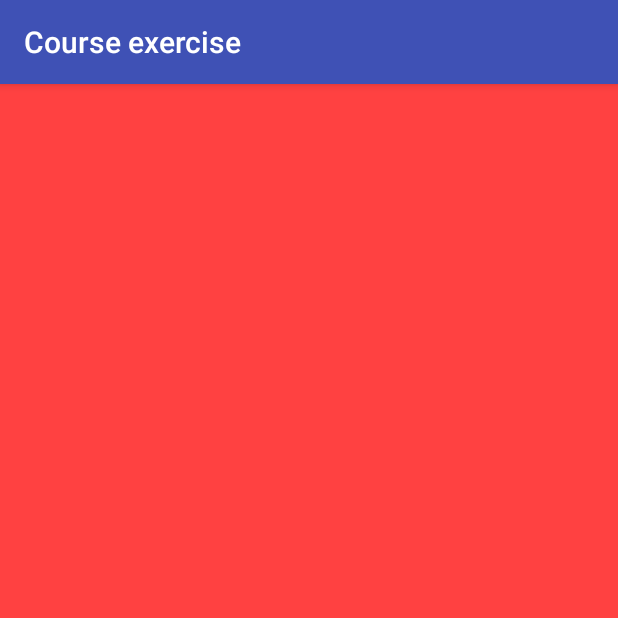
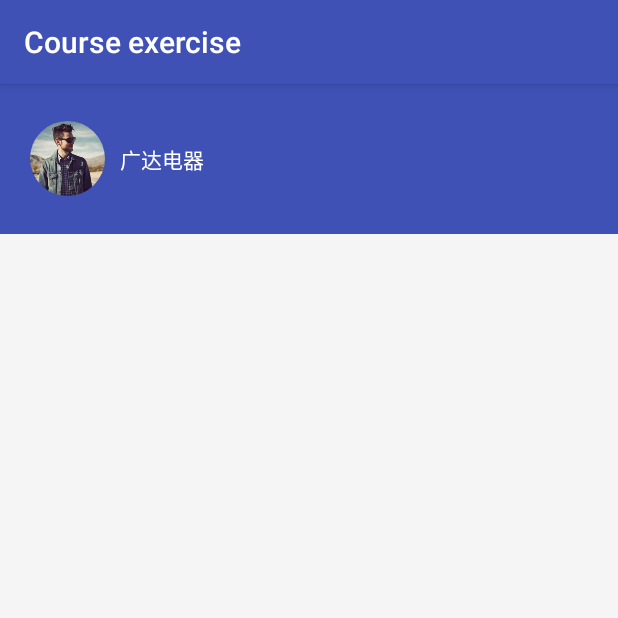
Before and after one commit to SantaJiang/Courseexercise, an Android app: the fragment MeFragment shown on its own in the app's theme, on a phone screen of 412 x 824 dp, the top half of it. Run offline under Robolectric (Android 15) with nearby library versions, the phone set to English and light mode, and no system bars; our stand-ins replace CircleImageView; pictures from the network do not load.

Commit message:
Me标签页引入圆形ImageView Me标签页添加圆形头像效果 添加cirecleimageview包 添加CircleImageView.java文件 res/values添加attrs.xml

```diff
--- /dev/null
+++ b/app/src/main/java/com/santa/courseexercise/circleimageview/CircleImageView.java
@@ -0,0 +1,443 @@
+/*
+ * Copyright 2014 - 2016 Henning Dodenhof
+ *
+ * Licensed under the Apache License, Version 2.0 (the "License");
+ * you may not use this file except in compliance with the License.
+ * You may obtain a copy of the License at
+ *
+ *     http://www.apache.org/licenses/LICENSE-2.0
+ *
+ * Unless required by applicable law or agreed to in writing, software
+ * distributed under the License is distributed on an "AS IS" BASIS,
+ * WITHOUT WARRANTIES OR CONDITIONS OF ANY KIND, either express or implied.
+ * See the License for the specific language governing permissions and
+ * limitations under the License.
+ */
+package com.santa.courseexercise.circleimageview;
+/*为实现Me标签页用户头像圆形化
+ *引入的Github圆形ImageView库
+ */
+
+import android.content.Context;
+import android.content.res.TypedArray;
+import android.graphics.Bitmap;
+import android.graphics.BitmapShader;
+import android.graphics.Canvas;
+import android.graphics.Color;
+import android.graphics.ColorFilter;
+import android.graphics.Matrix;
+import android.graphics.Paint;
+import android.graphics.RectF;
+import android.graphics.Shader;
+import android.graphics.drawable.BitmapDrawable;
+import android.graphics.drawable.ColorDrawable;
+import android.graphics.drawable.Drawable;
+import android.net.Uri;
+import android.support.annotation.ColorInt;
+import android.support.annotation.ColorRes;
+import android.support.annotation.DrawableRes;
+import android.util.AttributeSet;
+import android.widget.ImageView;
+
+import com.santa.courseexercise.R;
+
+public class CircleImageView extends ImageView {
+
+    private static final ScaleType SCALE_TYPE = ScaleType.CENTER_CROP;
+
+    private static final Bitmap.Config BITMAP_CONFIG = Bitmap.Config.ARGB_8888;
+    private static final int COLORDRAWABLE_DIMENSION = 2;
+
+    private static final int DEFAULT_BORDER_WIDTH = 0;
+    private static final int DEFAULT_BORDER_COLOR = Color.BLACK;
+    private static final int DEFAULT_FILL_COLOR = Color.TRANSPARENT;
+    private static final boolean DEFAULT_BORDER_OVERLAY = false;
+
+    private final RectF mDrawableRect = new RectF();
+    private final RectF mBorderRect = new RectF();
+
+    private final Matrix mShaderMatrix = new Matrix();
+    private final Paint mBitmapPaint = new Paint();
+    private final Paint mBorderPaint = new Paint();
+    private final Paint mFillPaint = new Paint();
+
+    private int mBorderColor = DEFAULT_BORDER_COLOR;
+    private int mBorderWidth = DEFAULT_BORDER_WIDTH;
+    private int mFillColor = DEFAULT_FILL_COLOR;
+
+    private Bitmap mBitmap;
+    private BitmapShader mBitmapShader;
+    private int mBitmapWidth;
+    private int mBitmapHeight;
+
+    private float mDrawableRadius;
+    private float mBorderRadius;
+
+    private ColorFilter mColorFilter;
+
+    private boolean mReady;
+    private boolean mSetupPending;
+    private boolean mBorderOverlay;
+    private boolean mDisableCircularTransformation;
+
+    public CircleImageView(Context context) {
+        super(context);
+
+        init();
+    }
+
+    public CircleImageView(Context context, AttributeSet attrs) {
+        this(context, attrs, 0);
+    }
+
+    public CircleImageView(Context context, AttributeSet attrs, int defStyle) {
+        super(context, attrs, defStyle);
+
+        TypedArray a = context.obtainStyledAttributes(attrs, R.styleable.CircleImageView, defStyle, 0);
+
+        mBorderWidth = a.getDimensionPixelSize(R.styleable.CircleImageView_civ_border_width, DEFAULT_BORDER_WIDTH);
+        mBorderColor = a.getColor(R.styleable.CircleImageView_civ_border_color, DEFAULT_BORDER_COLOR);
+        mBorderOverlay = a.getBoolean(R.styleable.CircleImageView_civ_border_overlay, DEFAULT_BORDER_OVERLAY);
+        mFillColor = a.getColor(R.styleable.CircleImageView_civ_fill_color, DEFAULT_FILL_COLOR);
+
+        a.recycle();
+
+        init();
+    }
+
+    private void init() {
+        super.setScaleType(SCALE_TYPE);
+        mReady = true;
+
+        if (mSetupPending) {
+            setup();
+            mSetupPending = false;
+        }
+    }
+
+    @Override
+    public ScaleType getScaleType() {
+        return SCALE_TYPE;
+    }
+
+    @Override
+    public void setScaleType(ScaleType scaleType) {
+        if (scaleType != SCALE_TYPE) {
+            throw new IllegalArgumentException(String.format("ScaleType %s not supported.", scaleType));
+        }
+    }
+
+    @Override
+    public void setAdjustViewBounds(boolean adjustViewBounds) {
+        if (adjustViewBounds) {
+            throw new IllegalArgumentException("adjustViewBounds not supported.");
+        }
+    }
+
+    @Override
+    protected void onDraw(Canvas canvas) {
+        if (mDisableCircularTransformation) {
+            super.onDraw(canvas);
+            return;
+        }
+
+        if (mBitmap == null) {
+            return;
+        }
+
+        if (mFillColor != Color.TRANSPARENT) {
+            canvas.drawCircle(mDrawableRect.centerX(), mDrawableRect.centerY(), mDrawableRadius, mFillPaint);
+        }
+        canvas.drawCircle(mDrawableRect.centerX(), mDrawableRect.centerY(), mDrawableRadius, mBitmapPaint);
+        if (mBorderWidth > 0) {
+            canvas.drawCircle(mBorderRect.centerX(), mBorderRect.centerY(), mBorderRadius, mBorderPaint);
+        }
+    }
+
+    @Override
+    protected void onSizeChanged(int w, int h, int oldw, int oldh) {
+        super.onSizeChanged(w, h, oldw, oldh);
+        setup();
+    }
+
+    @Override
+    public void setPadding(int left, int top, int right, int bottom) {
+        super.setPadding(left, top, right, bottom);
+        setup();
+    }
+
+    @Override
+    public void setPaddingRelative(int start, int top, int end, int bottom) {
+        super.setPaddingRelative(start, top, end, bottom);
+        setup();
+    }
+
+    public int getBorderColor() {
+        return mBorderColor;
+    }
+
+    public void setBorderColor(@ColorInt int borderColor) {
+        if (borderColor == mBorderColor) {
+            return;
+        }
+
+        mBorderColor = borderColor;
+        mBorderPaint.setColor(mBorderColor);
+        invalidate();
+    }
+
+    /**
+     * @deprecated Use {@link #setBorderColor(int)} instead
+     */
+    @Deprecated
+    public void setBorderColorResource(@ColorRes int borderColorRes) {
+        setBorderColor(getContext().getResources().getColor(borderColorRes));
+    }
+
+    /**
+     * Return the color drawn behind the circle-shaped drawable.
+     *
+     * @return The color drawn behind the drawable
+     *
+     * @deprecated Fill color support is going to be removed in the future
+     */
+    @Deprecated
+    public int getFillColor() {
+        return mFillColor;
+    }
+
+    /**
+     * Set a color to be drawn behind the circle-shaped drawable. Note that
+     * this has no effect if the drawable is opaque or no drawable is set.
+     *
+     * @param fillColor The color to be drawn behind the drawable
+     *
+     * @deprecated Fill color support is going to be removed in the future
+     */
+    @Deprecated
+    public void setFillColor(@ColorInt int fillColor) {
+        if (fillColor == mFillColor) {
+            return;
+        }
+
+        mFillColor = fillColor;
+        mFillPaint.setColor(fillColor);
+        invalidate();
+    }
+
+    /**
+     * Set a color to be drawn behind the circle-shaped drawable. Note that
+     * this has no effect if the drawable is opaque or no drawable is set.
+     *
+     * @param fillColorRes The color resource to be resolved to a color and
+     *                     drawn behind the drawable
+     *
+     * @deprecated Fill color support is going to be removed in the future
+     */
+    @Deprecated
+    public void setFillColorResource(@ColorRes int fillColorRes) {
+        setFillColor(getContext().getResources().getColor(fillColorRes));
+    }
+
+    public int getBorderWidth() {
+        return mBorderWidth;
+    }
+
+    public void setBorderWidth(int borderWidth) {
+        if (borderWidth == mBorderWidth) {
+            return;
+        }
+
+        mBorderWidth = borderWidth;
+        setup();
+    }
+
+    public boolean isBorderOverlay() {
+        return mBorderOverlay;
+    }
+
+    public void setBorderOverlay(boolean borderOverlay) {
+        if (borderOverlay == mBorderOverlay) {
+            return;
+        }
+
+        mBorderOverlay = borderOverlay;
+        setup();
+    }
+
+    public boolean isDisableCircularTransformation() {
+        return mDisableCircularTransformation;
+    }
+
+    public void setDisableCircularTransformation(boolean disableCircularTransformation) {
+        if (mDisableCircularTransformation == disableCircularTransformation) {
+            return;
+        }
+
+        mDisableCircularTransformation = disableCircularTransformation;
+        initializeBitmap();
+    }
+
+    @Override
+    public void setImageBitmap(Bitmap bm) {
+        super.setImageBitmap(bm);
+        initializeBitmap();
+    }
+
+    @Override
+    public void setImageDrawable(Drawable drawable) {
+        super.setImageDrawable(drawable);
+        initializeBitmap();
+    }
+
+    @Override
+    public void setImageResource(@DrawableRes int resId) {
+        super.setImageResource(resId);
+        initializeBitmap();
+    }
+
+    @Override
+    public void setImageURI(Uri uri) {
+        super.setImageURI(uri);
+        initializeBitmap();
+    }
+
+    @Override
+    public void setColorFilter(ColorFilter cf) {
+        if (cf == mColorFilter) {
+            return;
+        }
+
+        mColorFilter = cf;
+        applyColorFilter();
+        invalidate();
+    }
+
+    @Override
+    public ColorFilter getColorFilter() {
+        return mColorFilter;
+    }
+
+    private void applyColorFilter() {
+        if (mBitmapPaint != null) {
+            mBitmapPaint.setColorFilter(mColorFilter);
+        }
+    }
+
+    private Bitmap getBitmapFromDrawable(Drawable drawable) {
+        if (drawable == null) {
+            return null;
+        }
+
+        if (drawable instanceof BitmapDrawable) {
+            return ((BitmapDrawable) drawable).getBitmap();
+        }
+
+        try {
+            Bitmap bitmap;
+
+            if (drawable instanceof ColorDrawable) {
+                bitmap = Bitmap.createBitmap(COLORDRAWABLE_DIMENSION, COLORDRAWABLE_DIMENSION, BITMAP_CONFIG);
+            } else {
+                bitmap = Bitmap.createBitmap(drawable.getIntrinsicWidth(), drawable.getIntrinsicHeight(), BITMAP_CONFIG);
+            }
+
+            Canvas canvas = new Canvas(bitmap);
+            drawable.setBounds(0, 0, canvas.getWidth(), canvas.getHeight());
+            drawable.draw(canvas);
+            return bitmap;
+        } catch (Exception e) {
+            e.printStackTrace();
+            return null;
+        }
+    }
+
+    private void initializeBitmap() {
+        if (mDisableCircularTransformation) {
+            mBitmap = null;
+        } else {
+            mBitmap = getBitmapFromDrawable(getDrawable());
+        }
+        setup();
+    }
+
+    private void setup() {
+        if (!mReady) {
+            mSetupPending = true;
+            return;
+        }
+
+        if (getWidth() == 0 && getHeight() == 0) {
+            return;
+        }
+
+        if (mBitmap == null) {
+            invalidate();
+            return;
+        }
+
+        mBitmapShader = new BitmapShader(mBitmap, Shader.TileMode.CLAMP, Shader.TileMode.CLAMP);
+
+        mBitmapPaint.setAntiAlias(true);
+        mBitmapPaint.setShader(mBitmapShader);
+
+        mBorderPaint.setStyle(Paint.Style.STROKE);
+        mBorderPaint.setAntiAlias(true);
+        mBorderPaint.setColor(mBorderColor);
+        mBorderPaint.setStrokeWidth(mBorderWidth);
+
+        mFillPaint.setStyle(Paint.Style.FILL);
+        mFillPaint.setAntiAlias(true);
+        mFillPaint.setColor(mFillColor);
+
+        mBitmapHeight = mBitmap.getHeight();
+        mBitmapWidth = mBitmap.getWidth();
+
+        mBorderRect.set(calculateBounds());
+        mBorderRadius = Math.min((mBorderRect.height() - mBorderWidth) / 2.0f, (mBorderRect.width() - mBorderWidth) / 2.0f);
+
+        mDrawableRect.set(mBorderRect);
+        if (!mBorderOverlay && mBorderWidth > 0) {
+            mDrawableRect.inset(mBorderWidth - 1.0f, mBorderWidth - 1.0f);
+        }
+        mDrawableRadius = Math.min(mDrawableRect.height() / 2.0f, mDrawableRect.width() / 2.0f);
+
+        applyColorFilter();
+        updateShaderMatrix();
+        invalidate();
+    }
+
+    private RectF calculateBounds() {
+        int availableWidth  = getWidth() - getPaddingLeft() - getPaddingRight();
+        int availableHeight = getHeight() - getPaddingTop() - getPaddingBottom();
+
+        int sideLength = Math.min(availableWidth, availableHeight);
+
+        float left = getPaddingLeft() + (availableWidth - sideLength) / 2f;
+        float top = getPaddingTop() + (availableHeight - sideLength) / 2f;
+
+        return new RectF(left, top, left + sideLength, top + sideLength);
+    }
+
+    private void updateShaderMatrix() {
+        float scale;
+        float dx = 0;
+        float dy = 0;
+
+        mShaderMatrix.set(null);
+
+        if (mBitmapWidth * mDrawableRect.height() > mDrawableRect.width() * mBitmapHeight) {
+            scale = mDrawableRect.height() / (float) mBitmapHeight;
+            dx = (mDrawableRect.width() - mBitmapWidth * scale) * 0.5f;
+        } else {
+            scale = mDrawableRect.width() / (float) mBitmapWidth;
+            dy = (mDrawableRect.height() - mBitmapHeight * scale) * 0.5f;
+        }
+
+        mShaderMatrix.setScale(scale, scale);
+        mShaderMatrix.postTranslate((int) (dx + 0.5f) + mDrawableRect.left, (int) (dy + 0.5f) + mDrawableRect.top);
+
+        mBitmapShader.setLocalMatrix(mShaderMatrix);
+    }
+
+}
--- a/app/src/main/res/layout/layout_home.xml
+++ b/app/src/main/res/layout/layout_home.xml
@@ -3,7 +3,8 @@
     android:layout_width="match_parent"
     android:layout_height="match_parent"
     android:id="@+id/Sv"
-    android:orientation="vertical">
+    android:orientation="vertical"
+    android:background="@color/tabBackgroundColor">
 <LinearLayout
     android:orientation="vertical"
     android:layout_width="match_parent"
--- a/app/src/main/res/layout/layout_me.xml
+++ b/app/src/main/res/layout/layout_me.xml
@@ -1,7 +1,31 @@
 <?xml version="1.0" encoding="utf-8"?>
 <LinearLayout xmlns:android="http://schemas.android.com/apk/res/android"
+    xmlns:app="http://schemas.android.com/apk/res-auto"
+    xmlns:tools="http://schemas.android.com/tools"
     android:orientation="vertical" android:layout_width="match_parent"
     android:layout_height="match_parent"
-    android:background="#ff4141">
-
+    android:background="@color/tabBackgroundColor">
+    <RelativeLayout
+        android:id="@+id/User_information_bar"
+        android:layout_width="match_parent"
+        android:layout_height="100dp"
+        android:background="@color/colorPrimary">
+        <com.santa.courseexercise.circleimageview.CircleImageView
+            android:id="@+id/Circle_head"
+            android:layout_width="50dp"
+            android:layout_height="50dp"
+            android:layout_marginLeft="20dp"
+            android:layout_alignParentLeft="true"
+            android:layout_centerVertical="true"
+            android:src="@drawable/square_head"
+            />
+        <TextView
+            android:layout_width="wrap_content"
+            android:layout_height="wrap_content"
+            android:textColor="#ffffff"
+            android:text="@string/default_username"
+            android:layout_toRightOf="@+id/Circle_head"
+            android:layout_centerVertical="true"
+            android:layout_marginLeft="10dp"/>
+    </RelativeLayout>
 </LinearLayout>
--- a/app/src/main/res/layout/layout_shopping.xml
+++ b/app/src/main/res/layout/layout_shopping.xml
@@ -2,7 +2,7 @@
 <LinearLayout xmlns:android="http://schemas.android.com/apk/res/android"
     android:orientation="vertical" android:layout_width="match_parent"
     android:layout_height="match_parent"
-    android:background="#000000">
+    android:background="@color/tabBackgroundColor">
 
 
 </LinearLayout>
--- a/app/src/main/res/values/colors.xml
+++ b/app/src/main/res/values/colors.xml
@@ -5,4 +5,5 @@
     <color name="colorAccent">#FF4081</color>
     <color name="colorPrice">#e19502</color>
     <color name="colorGery">#bab7b7</color>
+    <color name="tabBackgroundColor">#f5f5f5</color>
 </resources>
--- a/app/src/main/res/values/strings.xml
+++ b/app/src/main/res/values/strings.xml
@@ -11,4 +11,5 @@
     <string name="home">"首页"</string>
     <string name="shopping_line">"购物车"</string>
     <string name="me">"我"</string>
+    <string name="default_username">"广达电器"</string>
 </resources>
```
Also changed, not shown: app/src/main/res/values-w820dp/attrs.xml (added, +9 -0 lines), app/src/main/res/drawable/square_head.jpg (added).
